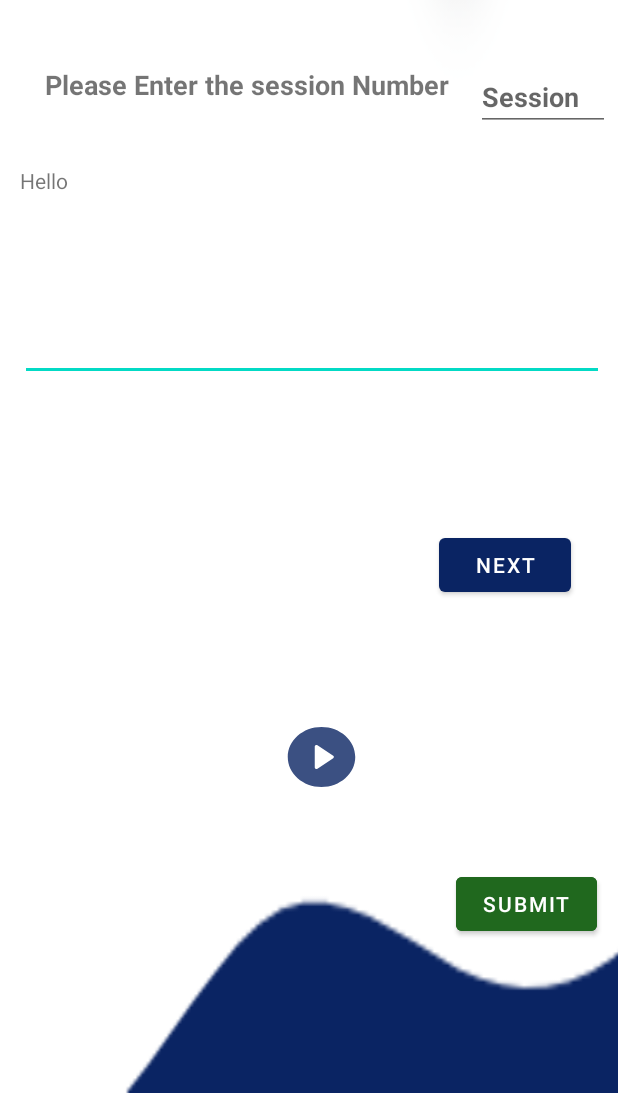
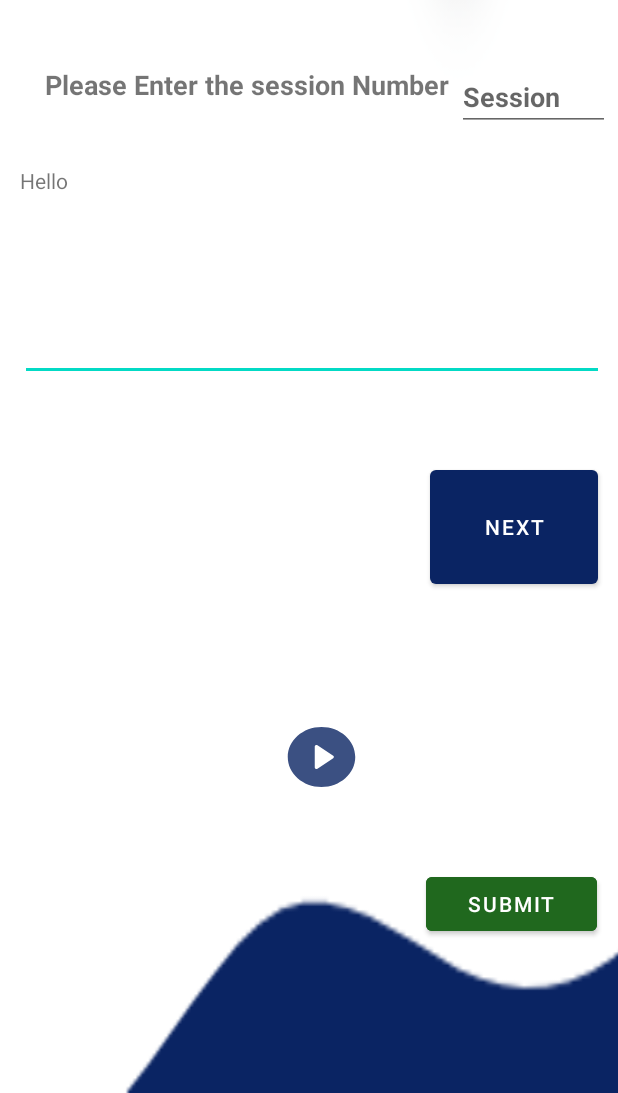
Before and after one commit to SLIIT-HCI/SMTEC, an Android app: the activity_sample_text1_3 screen opened directly, with no data from a screen before it, on a phone screen of 412 x 824 dp, the part 143-1236 px from its top. Run offline under Robolectric (Android 15) with nearby library versions, the phone set to English and light mode, and no system bars; our stand-ins replace Volley.

Commit message:
Modifications done for activities

```diff
--- a/app/src/main/res/layout/activity_sample_text1_3.xml
+++ b/app/src/main/res/layout/activity_sample_text1_3.xml
@@ -32,12 +32,14 @@
 
     <Button
         android:id="@+id/next"
-        android:layout_width="wrap_content"
-        android:layout_height="wrap_content"
+        android:layout_width="112dp"
+        android:layout_height="52dp"
+        android:layout_below="@+id/typeText"
         android:layout_alignParentEnd="true"
         android:layout_alignParentBottom="true"
-        android:layout_marginEnd="31dp"
-        android:layout_marginBottom="328dp"
+        android:layout_marginTop="53dp"
+        android:layout_marginEnd="13dp"
+        android:layout_marginBottom="333dp"
         android:clickable="true"
         android:text="Next" />
 
@@ -84,8 +86,8 @@
 
     <TextView
         android:id="@+id/textView2"
-        android:layout_width="282dp"
-        android:layout_height="40dp"
+        android:layout_width="wrap_content"
+        android:layout_height="41dp"
         android:layout_alignParentStart="true"
         android:layout_alignParentTop="true"
         android:layout_marginStart="30dp"
@@ -96,12 +98,12 @@
 
     <Button
         android:id="@+id/sampleSubmit"
-        android:layout_width="wrap_content"
+        android:layout_width="113dp"
         android:layout_height="wrap_content"
         android:layout_alignParentStart="true"
         android:layout_alignParentEnd="true"
         android:layout_alignParentBottom="true"
-        android:layout_marginStart="304dp"
+        android:layout_marginStart="284dp"
         android:layout_marginEnd="14dp"
         android:layout_marginBottom="102dp"
         android:backgroundTint="#20681E"
```
Also changed, not shown: app/src/main/res/layout/activity_rating.xml (+4 -4 lines).
